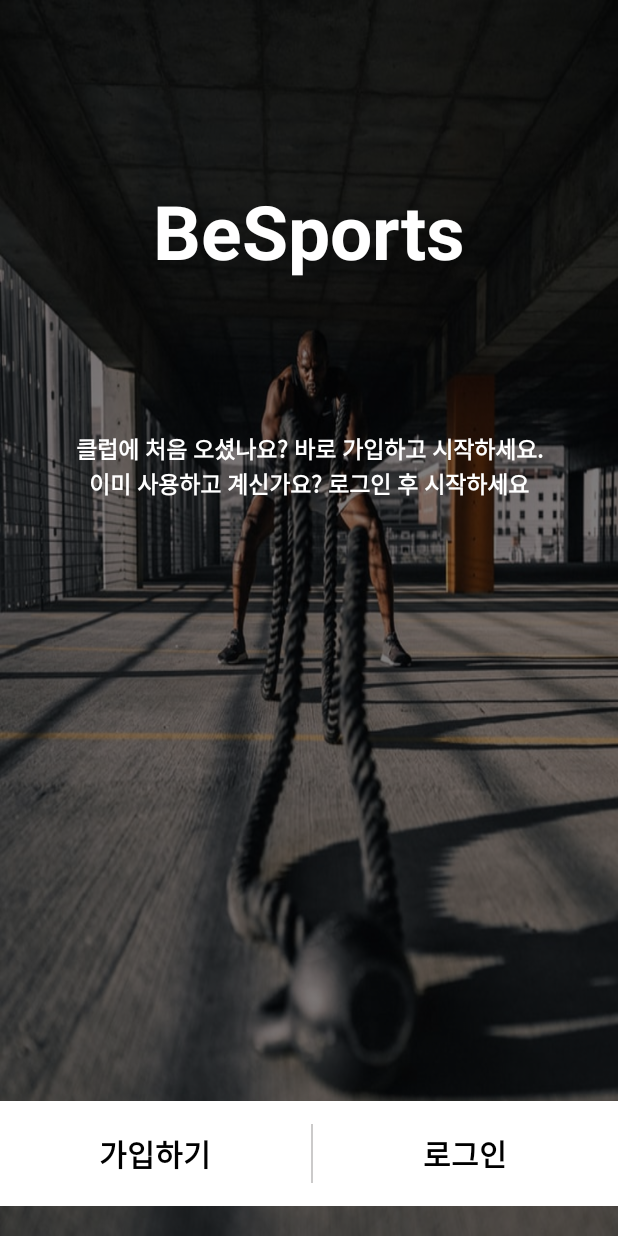
After one commit to sangyun5108/SmartHealthCare, an Android app: the AuthActivity screen opened directly, with no data from a screen before it, on a phone screen of 412 x 824 dp. The commit adds this screen. Run offline under Robolectric (Android 15) with nearby library versions, the phone set to English and light mode, and no system bars.

Commit message:
Intro,auth 화면 제작

```diff
--- a/app/src/main/java/com/sypark/smarthealthcare/MainActivity.kt
+++ b/app/src/main/java/com/sypark/smarthealthcare/MainActivity.kt
@@ -111,6 +111,7 @@ class MainActivity : AppCompatActivity() {
             logMessage("New NDEF intent",checkIntent.toString())
 
             //Retrieve the row NDEF message from the tag
+            //Tag에서 메세지 값 받아오기
             val rawMessages = checkIntent.getParcelableArrayExtra(
                 NfcAdapter.EXTRA_NDEF_MESSAGES
             )
@@ -120,6 +121,8 @@ class MainActivity : AppCompatActivity() {
             if(rawMessages!=null){
                 val messages = arrayOfNulls<NdefMessage?>(rawMessages.size)
                 //Array<NdefMessage>(rawMessages.size,{})
+
+                //메세지 값에서 record 값 받아오기
                 for(i in rawMessages.indices){
                     messages[i] = rawMessages[i] as NdefMessage;
                 }
--- /dev/null
+++ b/app/src/main/java/com/sypark/smarthealthcare/auth/AuthActivity.kt
@@ -0,0 +1,12 @@
+package com.sypark.smarthealthcare.auth
+
+import androidx.appcompat.app.AppCompatActivity
+import android.os.Bundle
+import com.sypark.smarthealthcare.R
+
+class AuthActivity : AppCompatActivity() {
+    override fun onCreate(savedInstanceState: Bundle?) {
+        super.onCreate(savedInstanceState)
+        setContentView(R.layout.activity_auth)
+    }
+}
--- /dev/null
+++ b/app/src/main/res/layout/activity_auth.xml
@@ -0,0 +1,94 @@
+<?xml version="1.0" encoding="utf-8"?>
+<RelativeLayout xmlns:android="http://schemas.android.com/apk/res/android"
+    xmlns:app="http://schemas.android.com/apk/res-auto"
+    xmlns:tools="http://schemas.android.com/tools"
+    android:layout_width="match_parent"
+    android:layout_height="match_parent"
+    android:orientation="vertical"
+    tools:context=".auth.AuthActivity">
+
+    <ImageView
+        android:layout_width="match_parent"
+        android:layout_height="match_parent"
+        android:background="#99000000"
+        android:scaleType="fitXY"
+        android:src="@drawable/auth_image1" />
+
+    <LinearLayout
+        android:layout_width="match_parent"
+        android:background="@color/auth_black"
+        android:layout_height="match_parent"/>
+
+    <LinearLayout
+        android:layout_width="match_parent"
+        android:layout_height="wrap_content"
+        android:layout_marginTop="120dp"
+        android:gravity="center"
+        android:orientation="vertical">
+
+        <TextView
+            android:layout_width="wrap_content"
+            android:layout_height="wrap_content"
+            android:text="BeSports"
+            android:textColor="@color/white"
+            android:textSize="50sp"
+            android:textStyle="bold" />
+
+        <TextView
+            android:layout_width="match_parent"
+            android:layout_height="wrap_content"
+            android:gravity="center"
+            android:layout_marginTop="100dp"
+            android:text="클럽에 처음 오셨나요? 바로 가입하고 시작하세요."
+            android:textSize="15sp"
+            android:textStyle="bold"
+            android:textColor="@color/white" />
+        <TextView
+            android:layout_width="match_parent"
+            android:layout_height="wrap_content"
+            android:gravity="center"
+            android:text="이미 사용하고 계신가요? 로그인 후 시작하세요"
+            android:textSize="15sp"
+            android:textStyle="bold"
+            android:textColor="@color/white" />
+    </LinearLayout>
+
+    <LinearLayout
+        android:layout_width="match_parent"
+        android:layout_height="wrap_content"
+        android:layout_marginBottom="20dp"
+        android:background="@color/white"
+        android:layout_alignParentBottom="true"
+        android:layout_alignParentLeft="true"
+        android:layout_alignParentRight="true"
+        android:orientation="horizontal">
+
+        <TextView
+            android:layout_width="wrap_content"
+            android:layout_height="70dp"
+            android:layout_weight="1"
+            android:gravity="center"
+            android:text="가입하기"
+            android:textColor="@color/black"
+            android:textSize="20sp"
+            android:textStyle="bold" />
+
+        <LinearLayout
+            android:layout_width="1dp"
+            android:layout_height="match_parent"
+            android:layout_marginTop="15dp"
+            android:layout_marginBottom="15dp"
+            android:background="#758E8C8C" />
+
+        <TextView
+            android:layout_width="70dp"
+            android:layout_height="match_parent"
+            android:layout_weight="1"
+            android:gravity="center"
+            android:text="로그인"
+            android:textColor="@color/black"
+            android:textSize="20sp"
+            android:textStyle="bold" />
+    </LinearLayout>
+
+</RelativeLayout>
--- a/app/src/main/res/values/colors.xml
+++ b/app/src/main/res/values/colors.xml
@@ -6,5 +6,6 @@
     <color name="teal_200">#FF03DAC5</color>
     <color name="teal_700">#FF018786</color>
     <color name="black">#FF000000</color>
+    <color name="auth_black">#7F000000</color>
     <color name="white">#FFFFFFFF</color>
 </resources>
--- a/app/src/main/res/values/themes.xml
+++ b/app/src/main/res/values/themes.xml
@@ -1,9 +1,10 @@
 <resources xmlns:tools="http://schemas.android.com/tools">
     <!-- Base application theme. -->
-    <style name="Theme.SmartHealthCare" parent="Theme.MaterialComponents.DayNight.DarkActionBar">
+    <style name="Theme.SmartHealthCare" parent="Theme.AppCompat.Light">
         <!-- Primary brand color. -->
-        <item name="colorPrimary">@color/purple_500</item>
-        <item name="colorPrimaryVariant">@color/purple_700</item>
+        <item name="windowNoTitle">true</item>
+        <item name="colorPrimary">@color/black</item>
+        <item name="colorPrimaryVariant">@color/black</item>
         <item name="colorOnPrimary">@color/white</item>
         <!-- Secondary brand color. -->
         <item name="colorSecondary">@color/teal_200</item>
```
Also changed, not shown: app/src/main/AndroidManifest.xml (+29 -15 lines), app/src/main/java/com/sypark/smarthealthcare/IntroActivity.kt (added, +20 -0 lines), app/src/main/res/drawable/radius_button.xml (added, +12 -0 lines), app/src/main/res/layout/activity_intro.xml (added, +34 -0 lines), app/src/main/res/drawable-v24/auth_image1.jpg (added).
